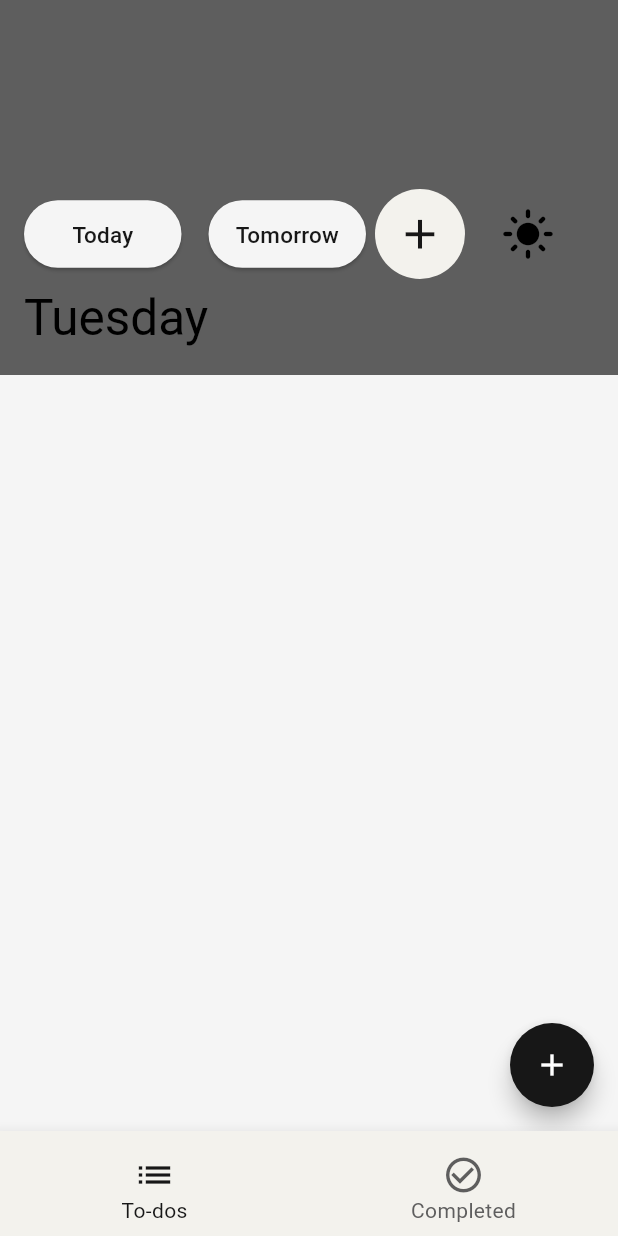
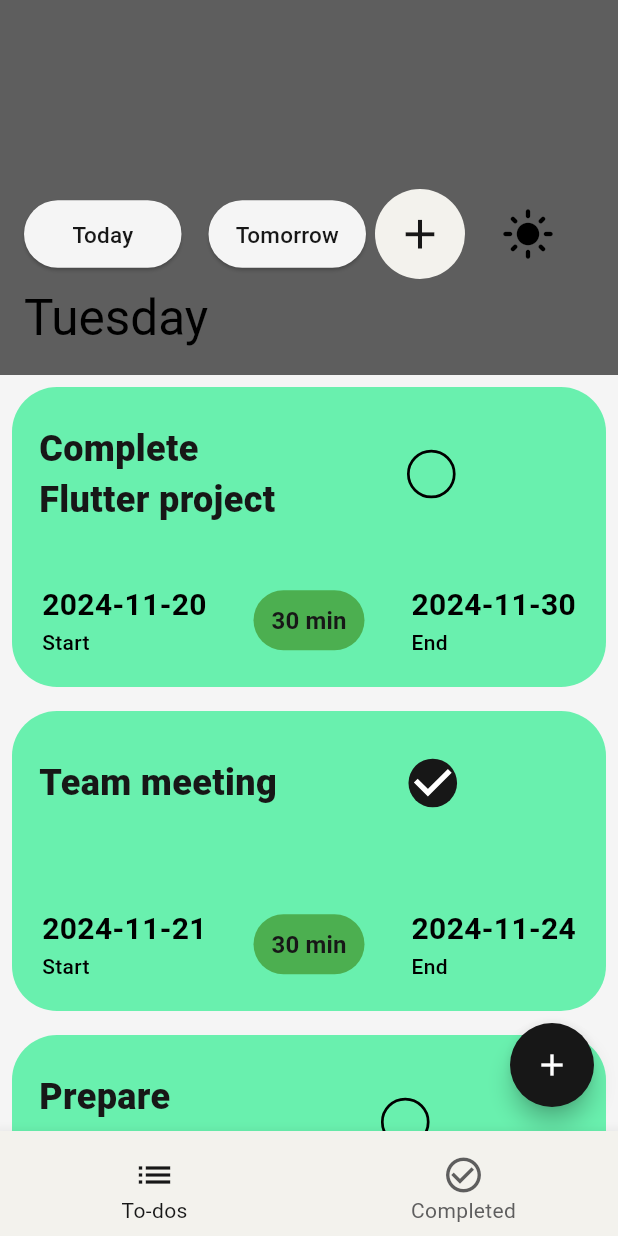
Before and after one commit to TEJAS-SAI-PRASHAD-K/To-do-List-App, a Flutter app: the screen it shows after launch, on a phone screen of 412 x 824 dp. Run offline on Flutter 3.47's test engine with Material 3 defaults, Android fonts, the phone set to English and light mode, and no system bars; our stand-ins replace flutter_riverpod; Roboto replaces fonts that are missing (Poppins).

Commit message:
created todo tiles

```diff
--- a/lib/models/task.dart
+++ b/lib/models/task.dart
@@ -1,40 +1,50 @@
 class Task {
-  String? title;
-  String? description;
-  String? addedOn;
-  String? deadline;
+  String title;
+  String description;
+  String addedOn;
+  String deadline;
+  bool taskCompleted;
 
   Task({
-    this.title,
-    this.description,
-    this.addedOn,
-    this.deadline,
+    required this.title,
+    required this.description,
+    required this.addedOn,
+    required this.deadline,
+    required this.taskCompleted,
   });
-
   Task copyWith({
     String? title,
     String? description,
     String? addedOn,
     String? deadline,
-  }) =>
-      Task(
+    bool? taskCompleted,
+  }) {
+    return Task(
       title: title ?? this.title,
       description: description ?? this.description,
       addedOn: addedOn ?? this.addedOn,
       deadline: deadline ?? this.deadline,
+      taskCompleted: taskCompleted ?? this.taskCompleted,
     );
+  }
 
-  factory Task.fromJson(Map<String, dynamic> json) => Task(
-        title: json["title"],
-        description: json["description"],
-        addedOn: json["addedOn"],
-        deadline: json["deadline"],
+  factory Task.fromJson(Map<String, dynamic> json) {
+    return Task(
+      title: json["title"] ?? "",
+      description: json["description"] ?? "",
+      addedOn: json["addedOn"] ?? "",
+      deadline: json["deadline"] ?? "",
+      taskCompleted: json["taskCompleted"] ?? false,
     );
+  }
 
-  Map<String, dynamic> toJson() => {
+  Map<String, dynamic> toJson() {
+    return {
       "title": title,
       "description": description,
       "addedOn": addedOn,
       "deadline": deadline,
+      "taskCompleted": taskCompleted,
     };
   }
+}
--- a/lib/pages/home_page.dart
+++ b/lib/pages/home_page.dart
@@ -1,6 +1,8 @@
 import 'package:first_1_flutter_application/pages/add_task_page.dart';
+import 'package:first_1_flutter_application/widgets/to_do_tile.dart';
 import 'package:flutter/material.dart';
 
+import '../models/task.dart';
 import '../widgets/theme_switch_button.dart';
 
 class HomePage extends StatefulWidget {
@@ -13,13 +15,53 @@ class HomePage extends StatefulWidget {
 class _HomePageState extends State<HomePage> {
   @override
   Widget build(BuildContext context) {
+    List<Task> tasks = [
+      Task(
+        title: "Complete Flutter project",
+        description: "Finish the UI and integrate the backend APIs.",
+        addedOn: "2024-11-20",
+        deadline: "2024-11-30",
+        taskCompleted: false,
+      ),
+      Task(
+        title: "Team meeting",
+        description: "Discuss project roadmap and key deliverables.",
+        addedOn: "2024-11-21",
+        deadline: "2024-11-24",
+        taskCompleted: true,
+      ),
+      Task(
+        title: "Prepare presentation",
+        description:
+            "Create slides for the Suicide Prevention and Mental Health presentation.",
+        addedOn: "2024-11-22",
+        deadline: "2024-11-25",
+        taskCompleted: false,
+      ),
+      Task(
+        title: "Submit expense report",
+        description:
+            "Compile and submit the monthly expense report to the finance team.",
+        addedOn: "2024-11-15",
+        deadline: "2024-11-26",
+        taskCompleted: true,
+      ),
+      Task(
+        title: "Code review",
+        description: "Review the pull requests and provide feedback.",
+        addedOn: "2024-11-18",
+        deadline: "2024-11-24",
+        taskCompleted: false,
+      ),
+    ];
+
     return Scaffold(
       backgroundColor: Theme.of(context).colorScheme.surface,
       floatingActionButton: FloatingActionButton(
         shape: const CircleBorder(),
         onPressed: () {
-          Navigator.push(
-              context, MaterialPageRoute(builder: (builder) => AddTaskPage()));
+          Navigator.push(context,
+              MaterialPageRoute(builder: (builder) => const AddTaskPage()));
         },
         child: const Icon(Icons.add),
       ),
@@ -85,18 +127,27 @@ class _HomePageState extends State<HomePage> {
                           Navigator.push(
                               context,
                               MaterialPageRoute(
-                                  builder: (builder) => AddTaskPage()));
+                                  builder: (builder) => const AddTaskPage()));
                         },
                       ),
                       const ThemeSwitchButton(),
                     ],
                   ),
-                  Text("Tuesday"),
+                  const Text("Tuesday"),
                 ],
               ),
             ),
           ),
-          const SliverToBoxAdapter(),
+          SliverList.builder(
+            itemCount: tasks.length,
+            itemBuilder: (context, index) {
+              final Task task = tasks[index];
+              return ToDoTile(
+                task: task,
+                onChanged: (value) { },
+              );
+            },
+          ),
         ],
       ),
     );
--- /dev/null
+++ b/lib/utils/others/add_newline.dart
@@ -0,0 +1,42 @@
+String addNewlines(String input, int maxLength) {
+  List<String> words = input.split(' ');
+  StringBuffer result = StringBuffer();
+  int currentLineLength = 0;
+  int lineCount = 1;
+
+  for (var i = 0; i < words.length; i++) {
+    var word = words[i];
+
+    // Check if adding this word would exceed max length
+    bool exceedsLength =
+        (currentLineLength + word.length + (currentLineLength > 0 ? 1 : 0)) >
+            maxLength;
+
+    if (exceedsLength) {
+      // If we're already on line 2, add ellipsis and break
+      if (lineCount == 2) {
+        // Remove trailing space if it exists
+        String currentText = result.toString();
+        if (currentText.endsWith(' ')) {
+          result =
+              StringBuffer(currentText.substring(0, currentText.length - 1));
+        }
+        result.write('...');
+        break;
+      }
+
+      // Otherwise, move to next line
+      result.write('\n');
+      currentLineLength = 0;
+      lineCount++;
+    } else if (currentLineLength > 0) {
+      result.write(' ');
+      currentLineLength += 1;
+    }
+
+    result.write(word);
+    currentLineLength += word.length;
+  }
+
+  return result.toString();
+}
--- /dev/null
+++ b/lib/widgets/to_do_tile.dart
@@ -0,0 +1,118 @@
+import 'package:first_1_flutter_application/utils/others/add_newline.dart';
+import 'package:flutter/material.dart';
+import '../models/task.dart';
+
+class ToDoTile extends StatelessWidget {
+  final Task task;
+  const ToDoTile({super.key, required this.task, required this.onChanged});
+  final Function(bool?)? onChanged;
+
+  @override
+  Widget build(BuildContext context) {
+    return Padding(
+      padding: const EdgeInsets.all(8.0),
+      child: Container(
+        height: 200,
+        width: MediaQuery.sizeOf(context).width,
+        decoration: BoxDecoration(
+          color: Colors.greenAccent.shade200,
+          borderRadius: BorderRadius.circular(30),
+        ),
+        child: Padding(
+          padding: const EdgeInsets.all(8.0),
+          child: Column(
+            mainAxisAlignment: MainAxisAlignment.spaceBetween,
+            crossAxisAlignment: CrossAxisAlignment.start,
+            children: [
+              Padding(
+                padding: const EdgeInsets.fromLTRB(10, 16, 0, 0),
+                child: Row(
+                  children: [
+                    Text(
+                      addNewlines(task.title, 15),
+                      style: TextStyle(
+                          fontSize: 24,
+                          fontWeight: FontWeight.w800,
+                          color: Theme.of(context).colorScheme.primary),
+                    ),
+                    Padding(
+                      padding: const EdgeInsets.fromLTRB(80, 0, 0, 0),
+                      child: Transform.scale(
+                        scale: 1.8,
+                        child: Checkbox(
+                          value: task.taskCompleted,
+                          onChanged: onChanged,
+                          shape: const CircleBorder(),
+                          side: const BorderSide(),
+                        ),
+                      ),
+                    ),
+                  ],
+                ),
+              ),
+              Padding(
+                padding: const EdgeInsets.all(12.0),
+                child: Row(
+                  mainAxisAlignment: MainAxisAlignment.spaceBetween,
+                  children: [
+                    Column(
+                      crossAxisAlignment: CrossAxisAlignment.start,
+                      children: [
+                        Text(
+                          task.addedOn,
+                          style: const TextStyle(
+                            fontWeight: FontWeight.w600,
+                            fontSize: 20,
+                          ),
+                        ),
+                        const Text(
+                          "Start",
+                          style: TextStyle(
+                            fontSize: 14,
+                            fontWeight: FontWeight.w500,
+                          ),
+                        ),
+                      ],
+                    ),
+                    TextButton(
+                      onPressed: () {},
+                      style: TextButton.styleFrom(
+                        backgroundColor: Colors.green,
+                      ),
+                      child: const Text(
+                        "30 min",
+                        style: TextStyle(
+                          fontSize: 16,
+                          fontWeight: FontWeight.w600,
+                        ),
+                      ),
+                    ),
+                    Column(
+                      crossAxisAlignment: CrossAxisAlignment.start,
+                      children: [
+                        Text(
+                          task.deadline,
+                          style: const TextStyle(
+                            fontSize: 20,
+                            fontWeight: FontWeight.w600,
+                          ),
+                        ),
+                        const Text(
+                          "End",
+                          style: TextStyle(
+                            fontSize: 14,
+                            fontWeight: FontWeight.w500,
+                          ),
+                        ),
+                      ],
+                    ),
+                  ],
+                ),
+              )
+            ],
+          ),
+        ),
+      ),
+    );
+  }
+}
```
Lines whose indentation alone changed are shown as unchanged.
